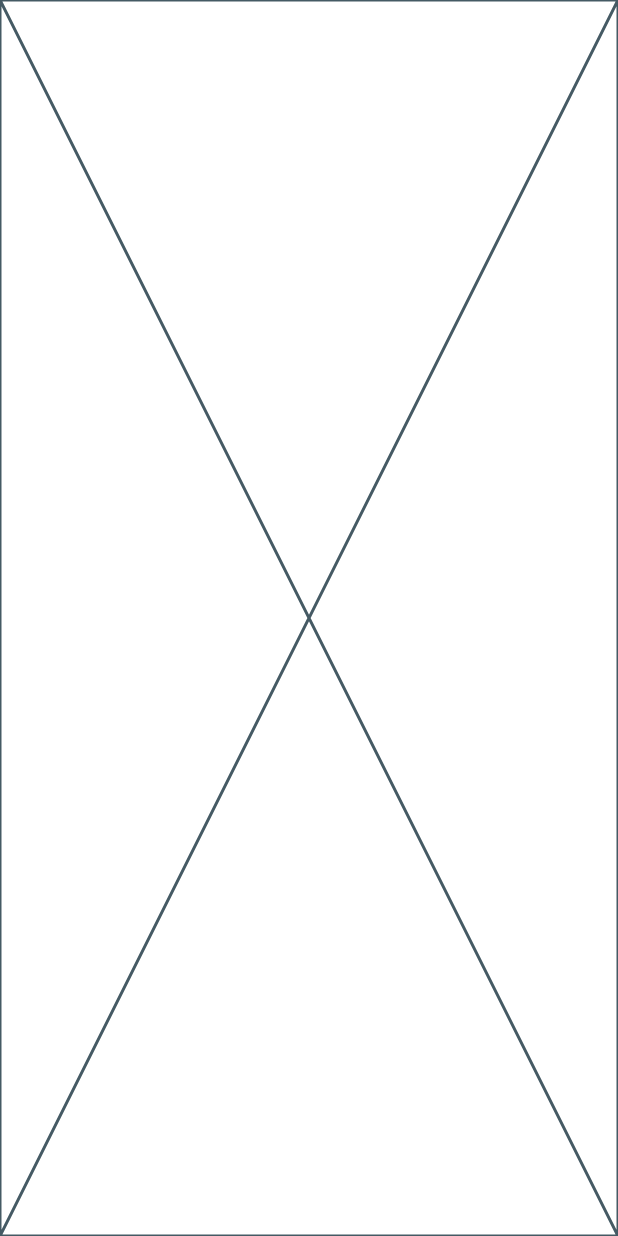
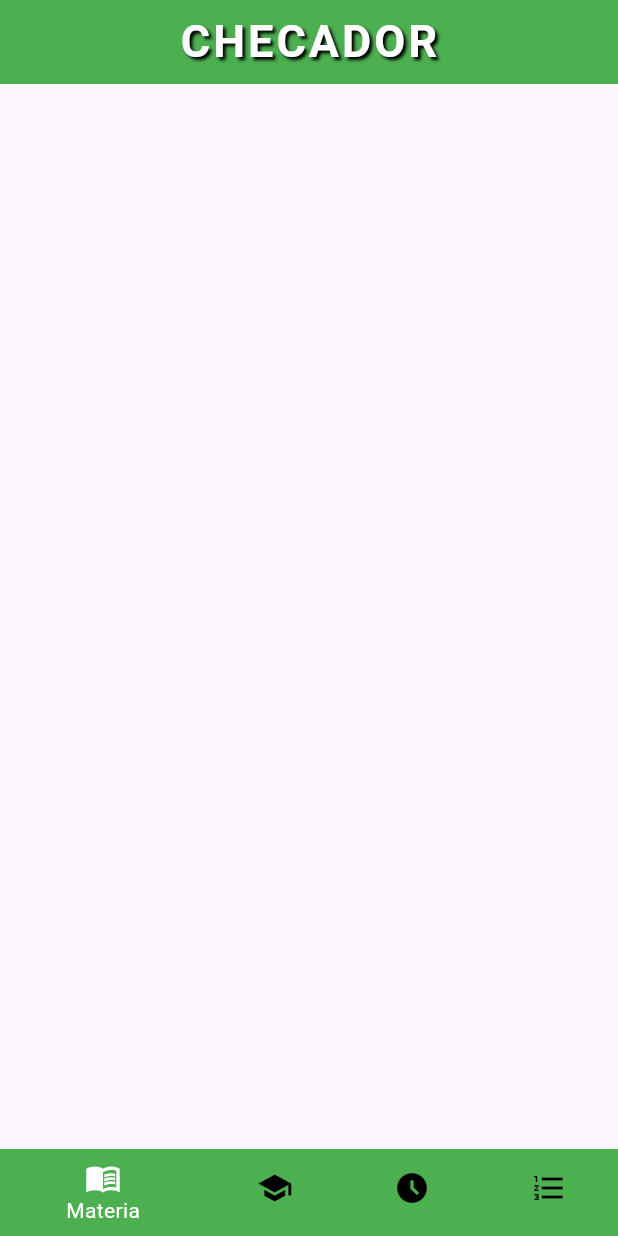
Before and after one commit to JOAGOC/dam_u3_practica1_checador_asistencia, a Flutter app: the screen it shows after launch, on a phone screen of 412 x 824 dp. Run offline on Flutter 3.47's test engine with Material 3 defaults, Android fonts, the phone set to English and light mode, and no system bars; Roboto replaces fonts that are missing (Montserrat).

Commit message:
- [x] Hacer el menú de navegación - [] Hacer el dart de la base de datos - [] Hacer los manejadores de datos de cada entidad - [] Hacer la GUI de los CRUD de materia - [] Programar los CRUDS de materia - [] Hacer la GUI de los CRUD de profesor - [] Programar los CRUDS de profesor - [] Hacer la GUI de los CRUD de Horario - [] Programar los CRUDS de Horario - [] Hacer la GUI de los CRUD de Asistencia - [] Programar los CRUDS de Asistencia
Inicial

```diff
--- a/lib/main.dart
+++ b/lib/main.dart
@@ -1,7 +1,8 @@
 import 'package:flutter/material.dart';
 
 void main() {
-  runApp(const MyApp());
+  runApp(MaterialApp(home: MyApp(),debugShowCheckedModeBanner: false
+    ,));
 }
 
 class MyApp extends StatefulWidget {
@@ -12,8 +13,51 @@ class MyApp extends StatefulWidget {
 }
 
 class _MyAppState extends State<MyApp> {
+
+  int _indice= 0;
   @override
   Widget build(BuildContext context) {
-    return const Placeholder();
+
+    return Scaffold(
+      appBar: AppBar(
+        title: Text("CHECADOR",style: TextStyle(
+          fontSize: 30,
+          fontWeight: FontWeight.bold,
+          fontFamily: 'Montserrat',
+          color: Colors.white,
+          letterSpacing: 2.0,
+          shadows: [
+            Shadow(
+              color: Colors.black,
+              blurRadius: 2,
+              offset: Offset(2, 2),
+            ),
+          ],
+        ),
+        ),
+        centerTitle: true,
+        backgroundColor: Colors.green,
+      ),
+      body: dinamico(),
+      bottomNavigationBar: BottomNavigationBar(
+        items: [
+          BottomNavigationBarItem(icon: Icon(Icons.menu_book_sharp), label: "Materia" , backgroundColor: Colors.green),
+          BottomNavigationBarItem(icon: Icon(Icons.school), label: "Profesor" , backgroundColor: Colors.yellowAccent.shade700),
+          BottomNavigationBarItem(icon: Icon(Icons.access_time_filled), label: "Horario" , backgroundColor: Colors.red),
+          BottomNavigationBarItem(icon: Icon(Icons.format_list_numbered), label: "Asistencia" , backgroundColor: Colors.blue),
+        ],
+        currentIndex: _indice,
+        onTap: (index){
+          setState(() {
+            _indice=index;
+
+          });
+        },
+        unselectedItemColor: Colors.black,
+        selectedItemColor: Colors.white,
+      ),
+    );
   }
+
+  dinamico() {}
 }
```
